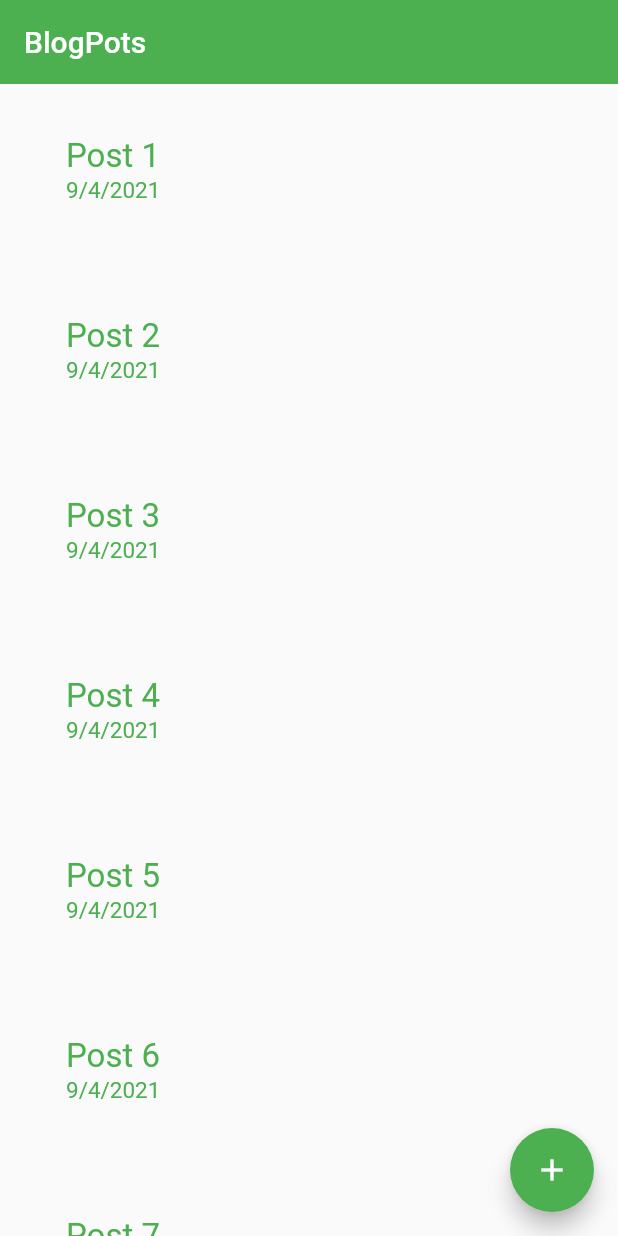
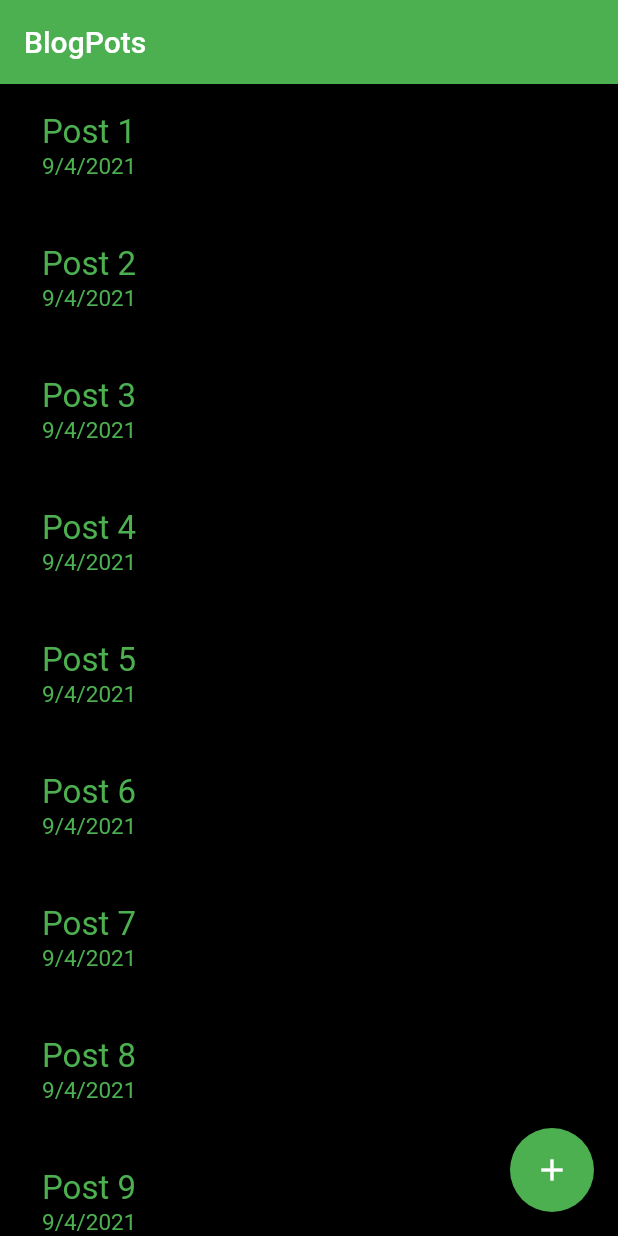
Before and after one commit to Optimus-ged/deep_mobile_learning, a Flutter app: the screen it shows after launch, on a phone screen of 412 x 824 dp. Run offline on Flutter 3.47's test engine with Material 2 defaults, Android fonts, the phone set to English and light mode, and no system bars; our stand-ins replace get_it.

Commit message:
Streambuilder and all blocReader model impleted successfully

```diff
--- a/lib/main.dart
+++ b/lib/main.dart
@@ -1,7 +1,15 @@
+import 'package:deep_mobile_learning/pages/blog_post_list.dart';
+import 'package:deep_mobile_learning/view_model/blog_post_vm.dart';
 import 'package:flutter/material.dart';
-import 'pages/blog_post_list.dart';
+import 'package:get_it/get_it.dart';
 
-void main() => runApp(
+setUpLocator() {
+  GetIt.I.registerLazySingleton(() => BlogPostViewModel());
+}
+
+void main() {
+  setUpLocator();
+  runApp(
     MaterialApp(
       debugShowCheckedModeBanner: false,
       theme: ThemeData(
@@ -11,3 +19,4 @@ void main() => runApp(
       home: BlogPostList(),
     ),
   );
+}
--- a/lib/pages/blog_post_list.dart
+++ b/lib/pages/blog_post_list.dart
@@ -1,70 +1,12 @@
 import 'package:deep_mobile_learning/model/blog_post.dart';
+import 'package:deep_mobile_learning/view_model/blog_post_vm.dart';
 import 'package:flutter/material.dart';
+import 'package:get_it/get_it.dart';
 import 'blog_post_modify.dart';
 
 class BlogPostList extends StatelessWidget {
-  final blogPosts = [
-    new BlogPost(
-        id: 1,
-        author: "Author",
-        content: "author author author author author author author author ",
-        publishDate: DateTime.now(),
-        title: "Post 1"),
-    new BlogPost(
-        id: 2,
-        author: "Author",
-        content: "author author author author author author author author ",
-        publishDate: DateTime.now(),
-        title: "Post 2"),
-    new BlogPost(
-        id: 3,
-        author: "Author",
-        content: "author author author author author author author author ",
-        publishDate: DateTime.now(),
-        title: "Post 3"),
-    new BlogPost(
-        id: 4,
-        author: "Author",
-        content: "author author author author author author author author ",
-        publishDate: DateTime.now(),
-        title: "Post 4"),
-    new BlogPost(
-        id: 5,
-        author: "Author",
-        content: "author author author author author author author author ",
-        publishDate: DateTime.now(),
-        title: "Post 5"),
-    new BlogPost(
-        id: 6,
-        author: "Author",
-        content: "author author author author author author author author ",
-        publishDate: DateTime.now(),
-        title: "Post 6"),
-    new BlogPost(
-        id: 7,
-        author: "Author",
-        content: "author author author author author author author author ",
-        publishDate: DateTime.now(),
-        title: "Post 7"),
-    new BlogPost(
-        id: 8,
-        author: "Author",
-        content: "author author author author author author author author ",
-        publishDate: DateTime.now(),
-        title: "Post 8"),
-    new BlogPost(
-        id: 9,
-        author: "Author",
-        content: "author author author author author author author author ",
-        publishDate: DateTime.now(),
-        title: "Post 9"),
-    new BlogPost(
-        id: 10,
-        author: "Author",
-        content: "author author author author author author author author ",
-        publishDate: DateTime.now(),
-        title: "Post 10"),
-  ];
+  BlogPostViewModel get _vm => GetIt.I<BlogPostViewModel>();
+
   String formatDate(DateTime date) {
     return "${date.day}/${date.month}/${date.year}";
   }
@@ -72,6 +14,7 @@ class BlogPostList extends StatelessWidget {
   @override
   Widget build(BuildContext context) {
     return Scaffold(
+      backgroundColor: Colors.black,
       appBar: AppBar(
         title: Text("BlogPots"),
         elevation: 0.0,
@@ -86,7 +29,18 @@ class BlogPostList extends StatelessWidget {
         },
         child: Icon(Icons.add),
       ),
-      body: ListView.builder(
+      body: StreamBuilder<List<BlogPost>>(
+          stream: _vm.outBlogPost,
+          builder: (context, snapshot) {
+            if (!snapshot.hasData) {
+              return Center(
+                child: CircularProgressIndicator(
+                  strokeWidth: 0.5,
+                ),
+              );
+            }
+            final blogPosts = snapshot.data;
+            return ListView.builder(
               itemCount: blogPosts.length,
               itemBuilder: (context, index) {
                 final blogPost = blogPosts[index];
@@ -101,7 +55,7 @@ class BlogPostList extends StatelessWidget {
                       );
                     },
                     child: Container(
-                padding: EdgeInsets.all(16),
+                      padding: EdgeInsets.all(0),
                       child: ListTile(
                         title: Text(
                           "${blogPost.title}",
@@ -122,7 +76,8 @@ class BlogPostList extends StatelessWidget {
                   ),
                 );
               },
-      ),
+            );
+          }),
     );
   }
 }
--- /dev/null
+++ b/lib/view_model/blog_post_vm.dart
@@ -0,0 +1,92 @@
+import 'dart:async';
+import 'package:deep_mobile_learning/model/blog_post.dart';
+
+/*
+final blogPosts = ;
+*/
+
+class BlogPostViewModel {
+  StreamController<List<BlogPost>> _blogPostListController =
+      StreamController.broadcast();
+  Stream<List<BlogPost>> get outBlogPost => _blogPostListController.stream;
+  Sink<List<BlogPost>> get _inBlogPost => _blogPostListController.sink;
+
+  BlogPostViewModel() {
+    Future.delayed(Duration(seconds: 3)).then(
+      (value) => _inBlogPost.add(
+        [
+          new BlogPost(
+              id: 1,
+              author: "Author",
+              content:
+                  "author author author author author author author author ",
+              publishDate: DateTime.now(),
+              title: "Post 1"),
+          new BlogPost(
+              id: 2,
+              author: "Author",
+              content:
+                  "author author author author author author author author ",
+              publishDate: DateTime.now(),
+              title: "Post 2"),
+          new BlogPost(
+              id: 3,
+              author: "Author",
+              content:
+                  "author author author author author author author author ",
+              publishDate: DateTime.now(),
+              title: "Post 3"),
+          new BlogPost(
+              id: 4,
+              author: "Author",
+              content:
+                  "author author author author author author author author ",
+              publishDate: DateTime.now(),
+              title: "Post 4"),
+          new BlogPost(
+              id: 5,
+              author: "Author",
+              content:
+                  "author author author author author author author author ",
+              publishDate: DateTime.now(),
+              title: "Post 5"),
+          new BlogPost(
+              id: 6,
+              author: "Author",
+              content:
+                  "author author author author author author author author ",
+              publishDate: DateTime.now(),
+              title: "Post 6"),
+          new BlogPost(
+              id: 7,
+              author: "Author",
+              content:
+                  "author author author author author author author author ",
+              publishDate: DateTime.now(),
+              title: "Post 7"),
+          new BlogPost(
+              id: 8,
+              author: "Author",
+              content:
+                  "author author author author author author author author ",
+              publishDate: DateTime.now(),
+              title: "Post 8"),
+          new BlogPost(
+              id: 9,
+              author: "Author",
+              content:
+                  "author author author author author author author author ",
+              publishDate: DateTime.now(),
+              title: "Post 9"),
+          new BlogPost(
+              id: 10,
+              author: "Author",
+              content:
+                  "author author author author author author author author ",
+              publishDate: DateTime.now(),
+              title: "Post 10"),
+        ],
+      ),
+    );
+  }
+}
```
Lines whose indentation alone changed are shown as unchanged.
